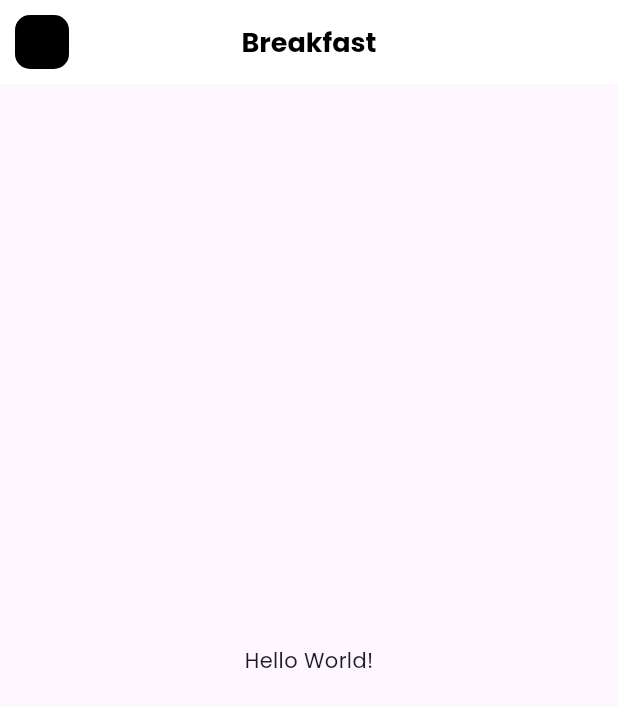
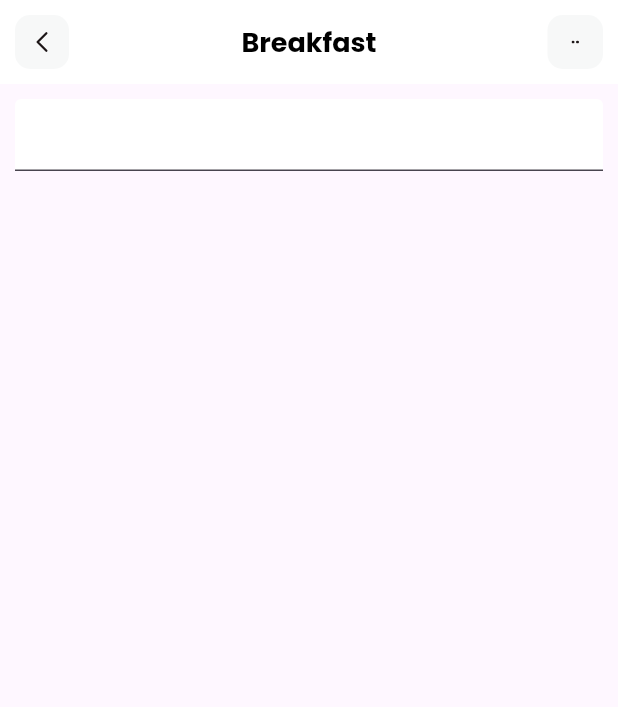
Before and after one commit to kauesiqueiradev/breakfast, a Flutter app: the screen it shows after launch, on a phone screen of 412 x 824 dp. Shown: the top 707 px of the screen. Run offline on Flutter 3.47's test engine with Material 3 defaults, Android fonts, the phone set to English and light mode, and no system bars; our stand-ins replace flutter_svg.

Commit message:
feat: create appBar

```diff
--- a/lib/pages/home_page.dart
+++ b/lib/pages/home_page.dart
@@ -1,4 +1,5 @@
 import 'package:flutter/material.dart';
+import 'package:flutter_svg/flutter_svg.dart';
 
 class HomePage extends StatelessWidget {
   const HomePage({super.key});
@@ -6,7 +7,25 @@ class HomePage extends StatelessWidget {
   @override
   Widget build(BuildContext context) {
     return Scaffold(
-      appBar: AppBar(
+      appBar: appBar(),
+      body: Column(
+        children: [
+          Container(
+            margin: const EdgeInsets.all(10),
+            child: TextField(
+              decoration: InputDecoration(
+                filled: true,
+                fillColor: Colors.white,
+              ),
+            ),
+          )
+        ],
+      )
+    );
+  }
+
+  AppBar appBar() {
+    return AppBar(
       title: const Text(
         'Breakfast',
         style: TextStyle(
@@ -18,17 +37,43 @@ class HomePage extends StatelessWidget {
       centerTitle: true,
       backgroundColor: Colors.white,
       elevation: 0,
-        leading: Container(
+      leading: GestureDetector(
+        onTap: () {},
+        child: Container(
           margin: const EdgeInsets.all(10),
+          alignment: Alignment.center,
+          child: SvgPicture.asset(
+            'assets/icons/Arrow - Left 2.svg',
+            width: 20,
+            height: 20,
+          ),
+
           decoration: BoxDecoration(
-            color: Colors.black,
+            color: Color(0xffF7F8F8),
             borderRadius: BorderRadius.circular(10)
           ),
         ),
       ),
-      body: Center(
-        child: const Text('Hello World!'),
+      actions: [
+        GestureDetector(
+          onTap: () {},
+          child: Container(
+          margin: const EdgeInsets.all(10),
+          alignment: Alignment.center,
+          width: 37,
+          child: SvgPicture.asset(
+            'assets/icons/dots.svg',
+            width: 5,
+            height: 5,
           ),
+
+          decoration: BoxDecoration(
+            color: Color(0xffF7F8F8),
+            borderRadius: BorderRadius.circular(10)
+          ),
+                  ),
+        ),
+      ],
     );
   }
 }
--- a/pubspec.yaml
+++ b/pubspec.yaml
@@ -60,8 +60,8 @@ flutter:
   uses-material-design: true
 
   # To add assets to your application, add an assets section, like this:
-  # assets:
-  #   - images/a_dot_burr.jpeg
+  assets:
+    - assets/icons/
   #   - images/a_dot_ham.jpeg
 
   # An image asset can refer to one or more resolution-specific "variants", see
```
Also changed, not shown: assets/icons/Arrow - Left 2.svg (added), assets/icons/Filter.svg (added), assets/icons/Search.svg (added), assets/icons/blueberry-pancake.svg (added), assets/icons/button.svg (added), assets/icons/canai-bread.svg (added), assets/icons/dots.svg (added), assets/icons/honey-pancakes.svg (added), assets/icons/orange-snacks.svg (added), assets/icons/pancakes.svg (added), assets/icons/pie.svg (added), assets/icons/plate.svg (added), assets/icons/salmon-nigiri.svg (added). Lines whose indentation alone changed are shown as unchanged.
